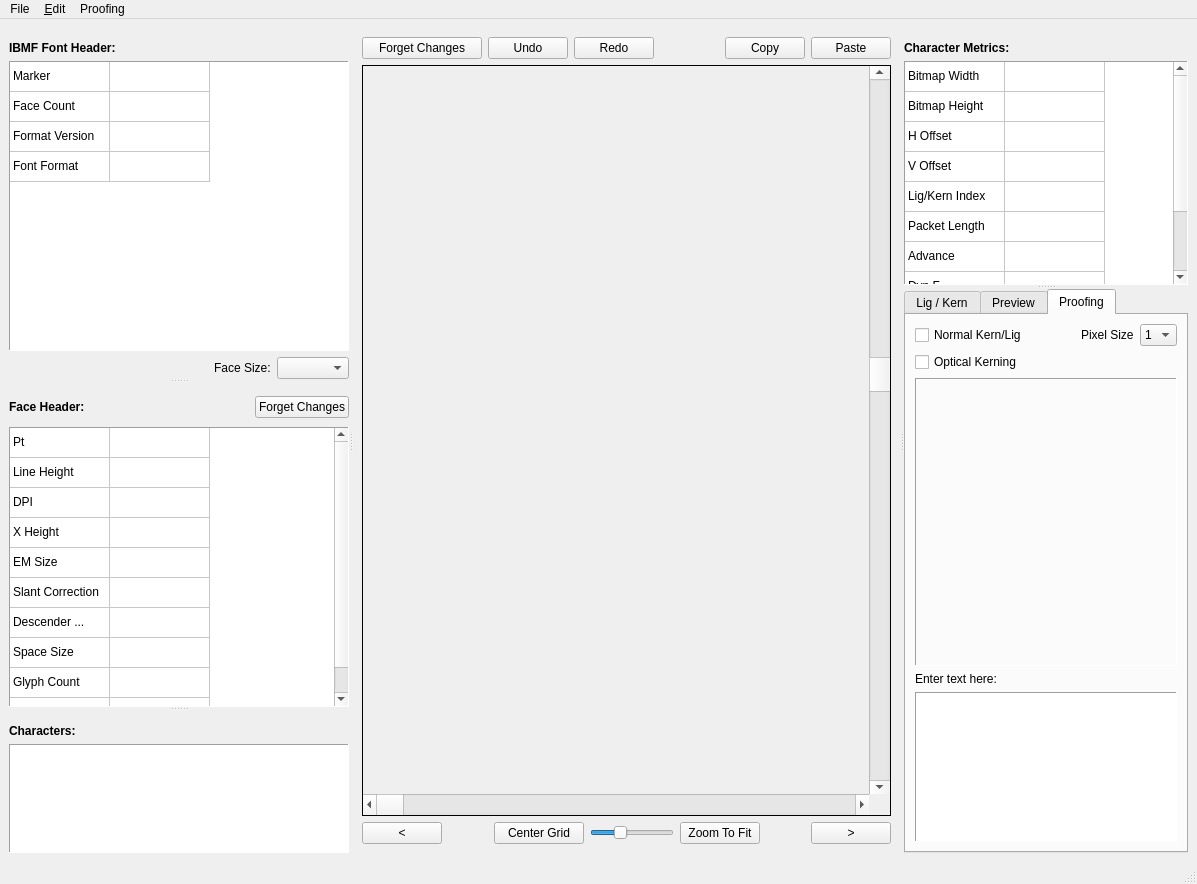
This is mainwindow.ui in turgu1/IBMFFontEditor as Qt 5 draws it before an edit. The edited form follows.
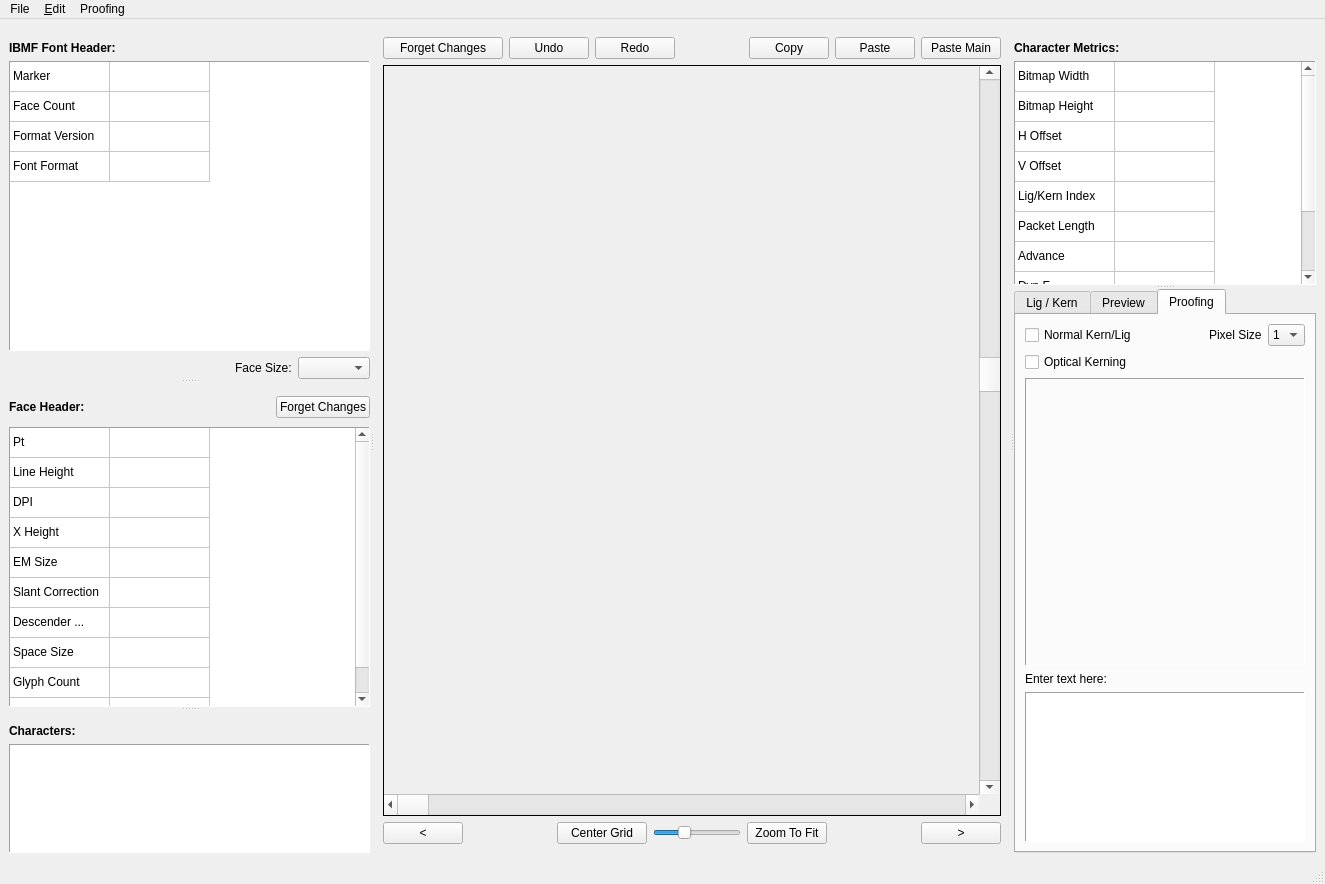
This is the edited form. Custom widgets are drawn as their Qt base class.

Commit message: Added Main GlyphCode Paste

Patch:
```diff
--- a/mainwindow.ui
+++ b/mainwindow.ui
@@ -6,7 +6,7 @@
    <rect>
     <x>0</x>
     <y>0</y>
-    <width>1197</width>
+    <width>1325</width>
     <height>884</height>
    </rect>
   </property>
@@ -545,6 +545,19 @@
              </property>
             </widget>
            </item>
+           <item>
+            <widget class="ActionButton" name="pasteMainButton">
+             <property name="minimumSize">
+              <size>
+               <width>50</width>
+               <height>0</height>
+              </size>
+             </property>
+             <property name="text">
+              <string>Paste Main</string>
+             </property>
+            </widget>
+           </item>
           </layout>
          </item>
          <item>
@@ -1311,8 +1324,8 @@
     <rect>
      <x>0</x>
      <y>0</y>
-     <width>1197</width>
-     <height>30</height>
+     <width>1325</width>
+     <height>19</height>
     </rect>
    </property>
    <widget class="QMenu" name="menuFile">
```
The commit also changes 4 other files.
